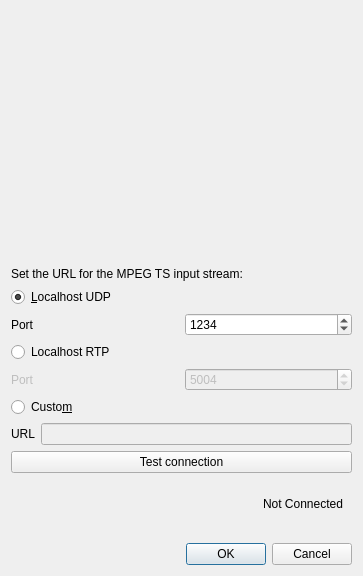
First picture: the form in src/VideoStreamDialog.ui, repository markus-wa/glmixer-mirror, before the edit.
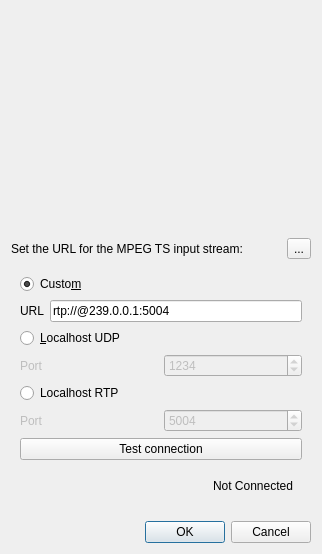
Second picture: the form after the edit. Icons and pictures are not drawn. Custom widgets are drawn as their Qt base class.

Commit message: GUI improvement help button.

What changed in the file:
```diff
--- a/src/VideoStreamDialog.ui
+++ b/src/VideoStreamDialog.ui
@@ -6,8 +6,8 @@
    <rect>
     <x>0</x>
     <y>0</y>
-    <width>363</width>
-    <height>576</height>
+    <width>322</width>
+    <height>554</height>
    </rect>
   </property>
   <property name="windowTitle">
@@ -44,15 +44,34 @@
       </widget>
      </item>
      <item>
-      <widget class="QLabel" name="label_8">
+      <widget class="QToolButton" name="toolButton">
+       <property name="sizePolicy">
+        <sizepolicy hsizetype="Preferred" vsizetype="Preferred">
+         <horstretch>0</horstretch>
+         <verstretch>0</verstretch>
+        </sizepolicy>
+       </property>
+       <property name="maximumSize">
+        <size>
+         <width>24</width>
+         <height>24</height>
+        </size>
+       </property>
        <property name="toolTip">
         <string>&lt;html&gt;&lt;head/&gt;&lt;body&gt;&lt;p&gt;Indicate the URL of the MPEG Transport Stream (TS) which is broadcasted over User Datagram Protocol (UDP) or Real-time Transport Protocol (RTP).&lt;/p&gt;&lt;/body&gt;&lt;/html&gt;</string>
        </property>
-       <property name="pixmap">
-        <pixmap resource="../icons.qrc">:/glmixer/icons/info.png</pixmap>
+       <property name="text">
+        <string>...</string>
        </property>
-       <property name="alignment">
-        <set>Qt::AlignRight|Qt::AlignTrailing|Qt::AlignVCenter</set>
+       <property name="icon">
+        <iconset resource="../icons.qrc">
+         <normaloff>:/glmixer/icons/question.png</normaloff>:/glmixer/icons/question.png</iconset>
+       </property>
+       <property name="iconSize">
+        <size>
+         <width>24</width>
+         <height>24</height>
+        </size>
        </property>
       </widget>
      </item>
@@ -61,22 +80,70 @@
    <item>
     <widget class="QWidget" name="widget_2" native="true">
      <layout class="QVBoxLayout" name="verticalLayout_2">
-      <property name="leftMargin">
-       <number>0</number>
-      </property>
-      <property name="topMargin">
-       <number>0</number>
-      </property>
-      <property name="rightMargin">
-       <number>0</number>
-      </property>
+      <item>
+       <layout class="QHBoxLayout" name="horizontalLayout_7">
+        <item>
+         <widget class="QRadioButton" name="customStream">
+          <property name="sizePolicy">
+           <sizepolicy hsizetype="Expanding" vsizetype="Fixed">
+            <horstretch>0</horstretch>
+            <verstretch>0</verstretch>
+           </sizepolicy>
+          </property>
+          <property name="text">
+           <string>Custo&amp;m</string>
+          </property>
+          <property name="checked">
+           <bool>true</bool>
+          </property>
+         </widget>
+        </item>
+        <item>
+         <widget class="QLabel" name="label_8">
+          <property name="toolTip">
+           <string>&lt;html&gt;&lt;head/&gt;&lt;body&gt;&lt;p&gt;Indicate the URL of the MPEG Transport Stream (TS) which is broadcasted over User Datagram Protocol (UDP) or Real-time Transport Protocol (RTP).&lt;/p&gt;&lt;/body&gt;&lt;/html&gt;</string>
+          </property>
+          <property name="pixmap">
+           <pixmap resource="../icons.qrc">:/glmixer/icons/info.png</pixmap>
+          </property>
+          <property name="scaledContents">
+           <bool>false</bool>
+          </property>
+          <property name="alignment">
+           <set>Qt::AlignRight|Qt::AlignTrailing|Qt::AlignVCenter</set>
+          </property>
+         </widget>
+        </item>
+       </layout>
+      </item>
+      <item>
+       <layout class="QHBoxLayout" name="horizontalLayout">
+        <item>
+         <widget class="QLabel" name="label_4">
+          <property name="text">
+           <string>URL</string>
+          </property>
+         </widget>
+        </item>
+        <item>
+         <widget class="QLineEdit" name="URL">
+          <property name="enabled">
+           <bool>true</bool>
+          </property>
+          <property name="text">
+           <string>rtp://@239.0.0.1:5004</string>
+          </property>
+         </widget>
+        </item>
+       </layout>
+      </item>
       <item>
        <widget class="QRadioButton" name="UDPStream">
         <property name="text">
          <string>&amp;Localhost UDP</string>
         </property>
         <property name="checked">
-         <bool>true</bool>
+         <bool>false</bool>
         </property>
        </widget>
       </item>
@@ -84,6 +151,9 @@
        <layout class="QHBoxLayout" name="udpLayout">
         <item>
          <widget class="QLabel" name="label">
+          <property name="enabled">
+           <bool>false</bool>
+          </property>
           <property name="text">
            <string>Port</string>
           </property>
@@ -94,6 +164,9 @@
         </item>
         <item>
          <widget class="QSpinBox" name="UDPPort">
+          <property name="enabled">
+           <bool>false</bool>
+          </property>
           <property name="minimum">
            <number>1000</number>
           </property>
@@ -153,31 +226,6 @@
         </item>
        </layout>
       </item>
-      <item>
-       <widget class="QRadioButton" name="customStream">
-        <property name="text">
-         <string>Custo&amp;m</string>
-        </property>
-       </widget>
-      </item>
-      <item>
-       <layout class="QHBoxLayout" name="horizontalLayout">
-        <item>
-         <widget class="QLabel" name="label_4">
-          <property name="text">
-           <string>URL</string>
-          </property>
-         </widget>
-        </item>
-        <item>
-         <widget class="QLineEdit" name="URL">
-          <property name="enabled">
-           <bool>false</bool>
-          </property>
-         </widget>
-        </item>
-       </layout>
-      </item>
       <item>
        <widget class="QPushButton" name="connect">
         <property name="text">
```
Left out of the diff: 87 changed lines with no effect on the pictures. The commit also changes 4 other files.
